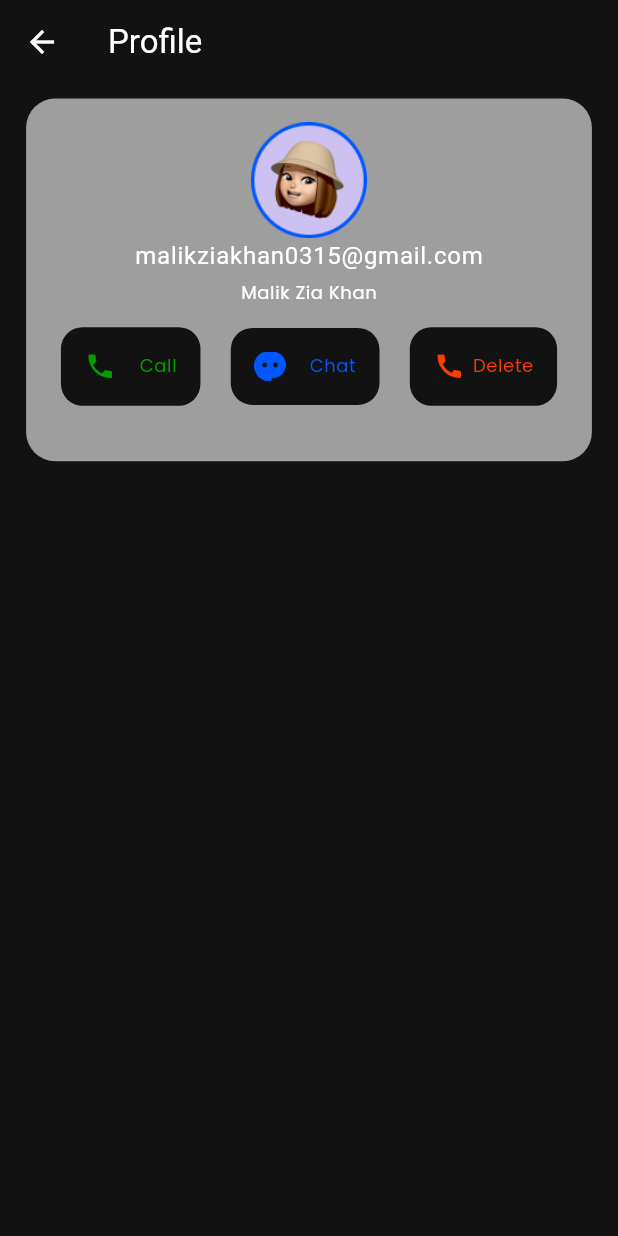
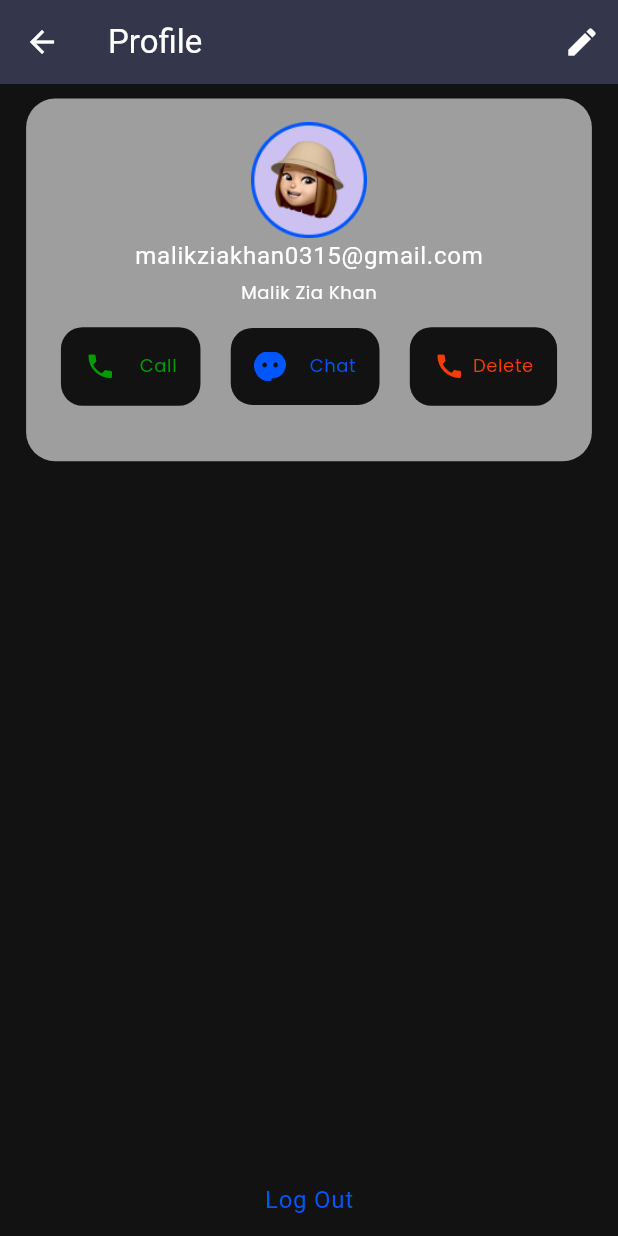
Before and after one commit to Qariziaullahkhan/SamPark-App, a Flutter app: the Profile screen opened by its route, on a phone screen of 412 x 824 dp. Run offline on Flutter 3.47's test engine with Material 3 defaults, Android fonts, the phone set to English and light mode, and no system bars; our stand-ins replace firebase_auth, firebase_core, flutter_screenutil, get, google_fonts, slide_to_act; accounts and stored records are empty; project files that could hold a hidden picture were left out.

Commit message:
create the profile

```diff
--- a/lib/config/colors.dart
+++ b/lib/config/colors.dart
@@ -8,3 +8,4 @@ const logtextcolor = Color(0xFFFF9900);
 const lgwhitecolor = Color(0xFFFFFFFF);
 const lgbluecolor = Color(0xFF039C00);
 const lgredcolor = Color(0xFFF93C00);
+const lgblackcolor = Color(0xFF191B28);
--- a/lib/config/pagepath.dart
+++ b/lib/config/pagepath.dart
@@ -4,6 +4,7 @@ import 'package:sampark_app/pages/auth/auth_page.dart';
 import 'package:sampark_app/pages/chat/caht_page.dart';
 import 'package:sampark_app/pages/home/home.dart';
 import 'package:sampark_app/pages/profile/profile.dart';
+import 'package:sampark_app/pages/profile/update_profile.dart';
 
 var pagepath = [
   GetPage(
@@ -23,4 +24,8 @@ var pagepath = [
       name: "/profilepage",
       page: () => Profile(),
       transition: Transition.rightToLeft),
+  GetPage(
+      name: "/updateprofile",
+      page: () => UpdateProfile(),
+      transition: Transition.rightToLeft),
 ];
--- a/lib/controller/auth_controller.dart
+++ b/lib/controller/auth_controller.dart
@@ -37,4 +37,10 @@ class AuthController extends GetxController {
       isloading.value = false;
     }
   }
+
+  // logout
+  Future<void> logoutuser() async {
+    await auth.signOut();
+    Get.offAllNamed('/authpage');
+  }
 }
--- a/lib/pages/auth/signup_form.dart
+++ b/lib/pages/auth/signup_form.dart
@@ -14,12 +14,12 @@ class SignUpForm extends StatelessWidget {
     TextEditingController emailController = TextEditingController();
     TextEditingController passwordController = TextEditingController();
 
-    final _formKey = GlobalKey<FormState>();
+    final formKey = GlobalKey<FormState>();
 
     return Padding(
       padding: EdgeInsets.symmetric(horizontal: 40.w, vertical: 15.h),
       child: Form(
-        key: _formKey,
+        key: formKey,
         child: Column(
           children: [
             // Name Field
@@ -101,7 +101,7 @@ class SignUpForm extends StatelessWidget {
                         PrimaryButton(
                           text: "Sign Up",
                           onPressed: () {
-                            if (_formKey.currentState!.validate()) {
+                            if (formKey.currentState!.validate()) {
                               authController.createUser(emailController.text,
                                   passwordController.text);
                               Get.toNamed("/homepage");
--- a/lib/pages/profile/profile.dart
+++ b/lib/pages/profile/profile.dart
@@ -1,7 +1,9 @@
 import 'package:flutter/material.dart';
 import 'package:flutter_screenutil/flutter_screenutil.dart';
+import 'package:get/get.dart';
 import 'package:sampark_app/config/colors.dart';
 import 'package:sampark_app/config/images.dart';
+import 'package:sampark_app/controller/auth_controller.dart';
 import 'package:sampark_app/widgets/mysize.dart';
 
 class Profile extends StatelessWidget {
@@ -9,9 +11,18 @@ class Profile extends StatelessWidget {
 
   @override
   Widget build(BuildContext context) {
+    AuthController authController = Get.put(AuthController());
     return Scaffold(
       appBar: AppBar(
+        backgroundColor: Theme.of(context).colorScheme.onPrimaryContainer,
         title: Text("Profile"),
+        actions: [
+          IconButton(
+              onPressed: () {
+                Get.toNamed('/updateprofile');
+              },
+              icon: const Icon(Icons.edit)),
+        ],
       ),
       body: Column(
         children: [
@@ -66,7 +77,7 @@ class Profile extends StatelessWidget {
                           Container(
                             padding: EdgeInsets.all(15.sp),
                             decoration: BoxDecoration(
-                              color: Theme.of(context).colorScheme.background,
+                              color: Theme.of(context).colorScheme.surface,
                               borderRadius: BorderRadius.circular(15.r),
                             ),
                             child: Row(
@@ -91,7 +102,7 @@ class Profile extends StatelessWidget {
                           Container(
                             padding: EdgeInsets.all(15.sp),
                             decoration: BoxDecoration(
-                              color: Theme.of(context).colorScheme.background,
+                              color: Theme.of(context).colorScheme.surface,
                               borderRadius: BorderRadius.circular(15.r),
                             ),
                             child: Row(
@@ -116,7 +127,7 @@ class Profile extends StatelessWidget {
                           Container(
                             padding: EdgeInsets.all(15.sp),
                             decoration: BoxDecoration(
-                              color: Theme.of(context).colorScheme.background,
+                              color: Theme.of(context).colorScheme.surface,
                               borderRadius: BorderRadius.circular(15.r),
                             ),
                             child: Row(
@@ -144,6 +155,21 @@ class Profile extends StatelessWidget {
                 ),
               ],
             ),
+          ),
+          Spacer(),
+          SizedBox(
+            child: TextButton(
+              onPressed: () async {
+                await authController.logoutuser();
+              },
+              child: Text(
+                "Log Out",
+                style: Theme.of(context)
+                    .textTheme
+                    .bodyLarge!
+                    .copyWith(color: lgprimarycolor),
+              ),
+            ),
           )
         ],
       ),
```
Also changed, not shown: lib/pages/profile/update_profile.dart (added, +154 -0 lines).
